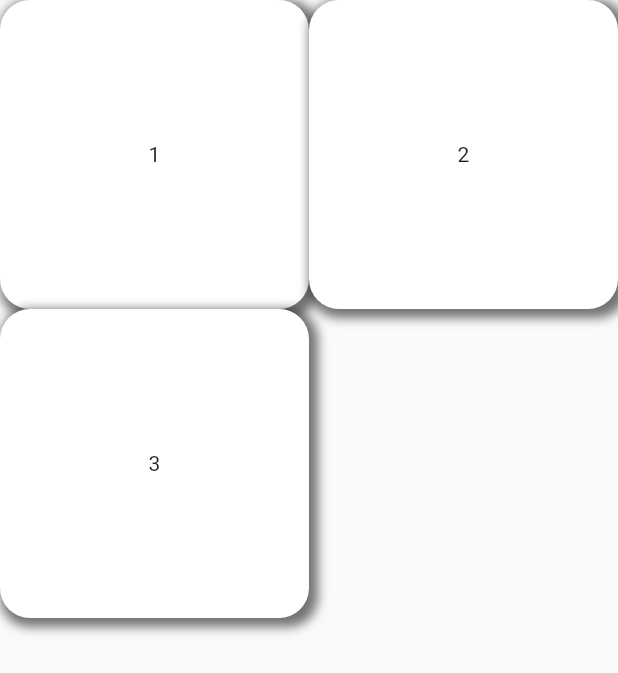
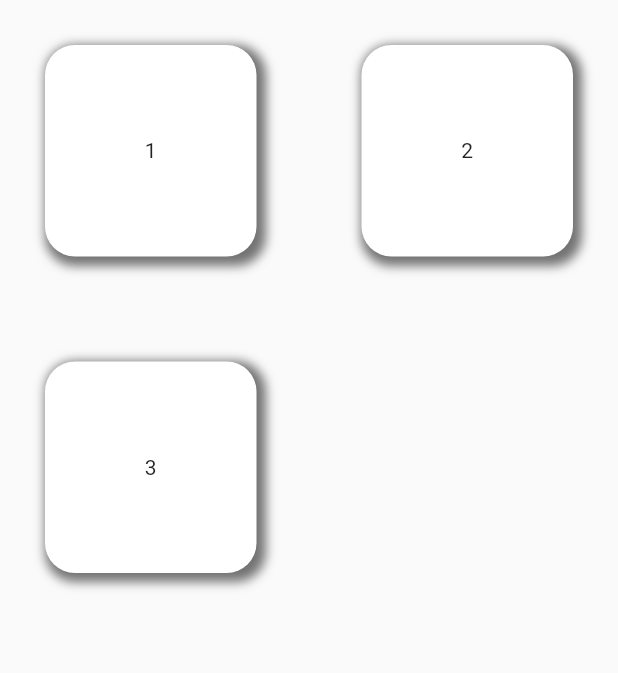
Before and after one commit to Hhanri/puzzle, a Flutter app: the screen it shows after launch, on a phone screen of 412 x 824 dp. Shown: the top 673 px of the screen. Run offline on Flutter 3.47's test engine with Material 2 defaults, Android fonts, the phone set to English and light mode, and no system bars; our stand-ins replace bloc, equatable.

Commit message:
PuzzlePieceWidget padding

```diff
--- a/lib/pages/game_page.dart
+++ b/lib/pages/game_page.dart
@@ -12,8 +12,8 @@ class GamePage extends StatefulWidget {
 class _GamePageState extends State<GamePage> {
 
   List<List<PuzzlePieceModel?>> puzzle = [
-    [PuzzlePieceModel(text: "1", number: 1), PuzzlePieceModel(text: "2", number: 2)],
-    [PuzzlePieceModel(text: "3", number: 3), null]
+    [const PuzzlePieceModel(text: "1", number: 1), const PuzzlePieceModel(text: "2", number: 2)],
+    [const PuzzlePieceModel(text: "3", number: 3), null]
   ];
 
   @override
@@ -45,7 +45,11 @@ class _GamePageState extends State<GamePage> {
     return Scaffold(
       body: Center(
         child: GridView.builder(
-          gridDelegate: const SliverGridDelegateWithFixedCrossAxisCount(crossAxisCount: 2),
+          gridDelegate: const SliverGridDelegateWithFixedCrossAxisCount(
+            crossAxisCount: 2,
+            mainAxisSpacing: 10,
+            crossAxisSpacing: 10
+          ),
           itemCount: length*subLength,
           itemBuilder: (BuildContext context, int index) {
             final int row = index ~/ length;
@@ -60,9 +64,8 @@ class _GamePageState extends State<GamePage> {
                   });
                 }
               );
-            } else {
-              return Container();
             }
+            return Container();
           },
         ),
       ),
--- a/lib/widgets/puzzle_piece_widget.dart
+++ b/lib/widgets/puzzle_piece_widget.dart
@@ -12,7 +12,10 @@ class PuzzlePieceWidget extends StatelessWidget {
 
   @override
   Widget build(BuildContext context) {
-    return InkWell(
+    const EdgeInsets padding = EdgeInsets.all(30);
+    return Padding(
+      padding: padding,
+      child: InkWell(
         onTap: onTap,
         splashColor: Colors.transparent,
         highlightColor: Colors.transparent,
@@ -41,6 +44,7 @@ class PuzzlePieceWidget extends StatelessWidget {
             ),
           ),
         ),
+      ),
     );
   }
 }
```
Lines whose indentation alone changed are shown as unchanged.
